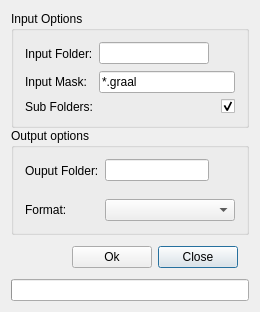
The window that LevelConverter.ui (lukegrahamSydney/TilesEditor) describes before a commit, drawn with Qt 5.
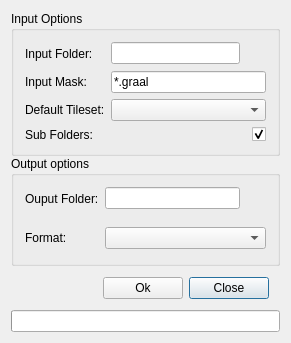
The same window after the commit. Icons and pictures are not drawn.

Commit message: Added button to create custom sized levels

Patch:
```diff
--- a/LevelConverter.ui
+++ b/LevelConverter.ui
@@ -6,8 +6,8 @@
    <rect>
     <x>0</x>
     <y>0</y>
-    <width>260</width>
-    <height>310</height>
+    <width>291</width>
+    <height>343</height>
    </rect>
   </property>
   <property name="windowTitle">
@@ -20,7 +20,7 @@
    <item>
     <widget class="QGroupBox" name="groupBox">
      <property name="sizePolicy">
-      <sizepolicy hsizetype="Preferred" vsizetype="Fixed">
+      <sizepolicy hsizetype="Preferred" vsizetype="Preferred">
        <horstretch>0</horstretch>
        <verstretch>0</verstretch>
       </sizepolicy>
@@ -104,14 +104,17 @@
         </property>
        </widget>
       </item>
-      <item row="2" column="0">
+      <item row="2" column="1">
+       <widget class="QComboBox" name="defaultTilesetComboBox"/>
+      </item>
+      <item row="3" column="0">
        <widget class="QLabel" name="subFoldersLabel">
         <property name="text">
          <string>Sub Folders:</string>
         </property>
        </widget>
       </item>
-      <item row="2" column="1">
+      <item row="3" column="1">
        <widget class="QCheckBox" name="subFoldersCheckBox">
         <property name="toolTip">
          <string>Scan sub folders</string>
@@ -124,6 +127,13 @@
         </property>
        </widget>
       </item>
+      <item row="2" column="0">
+       <widget class="QLabel" name="defaultTilesetLabel">
+        <property name="text">
+         <string>Default Tileset:</string>
+        </property>
+       </widget>
+      </item>
      </layout>
     </widget>
    </item>
```
The commit also changes 21 other files.
